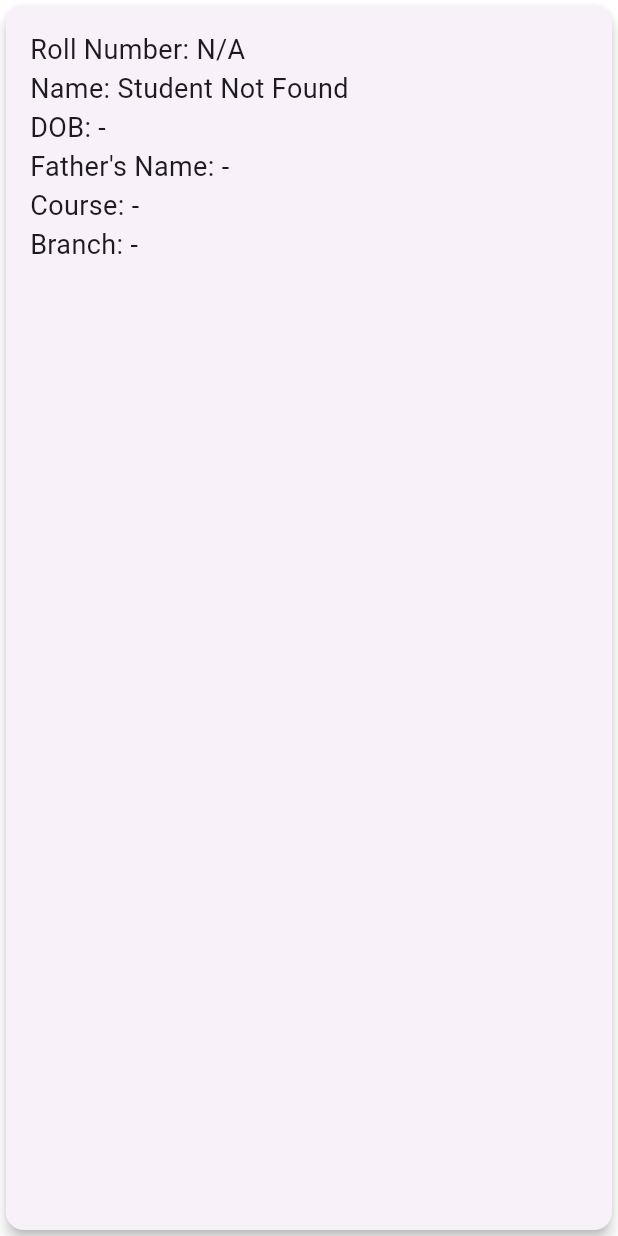
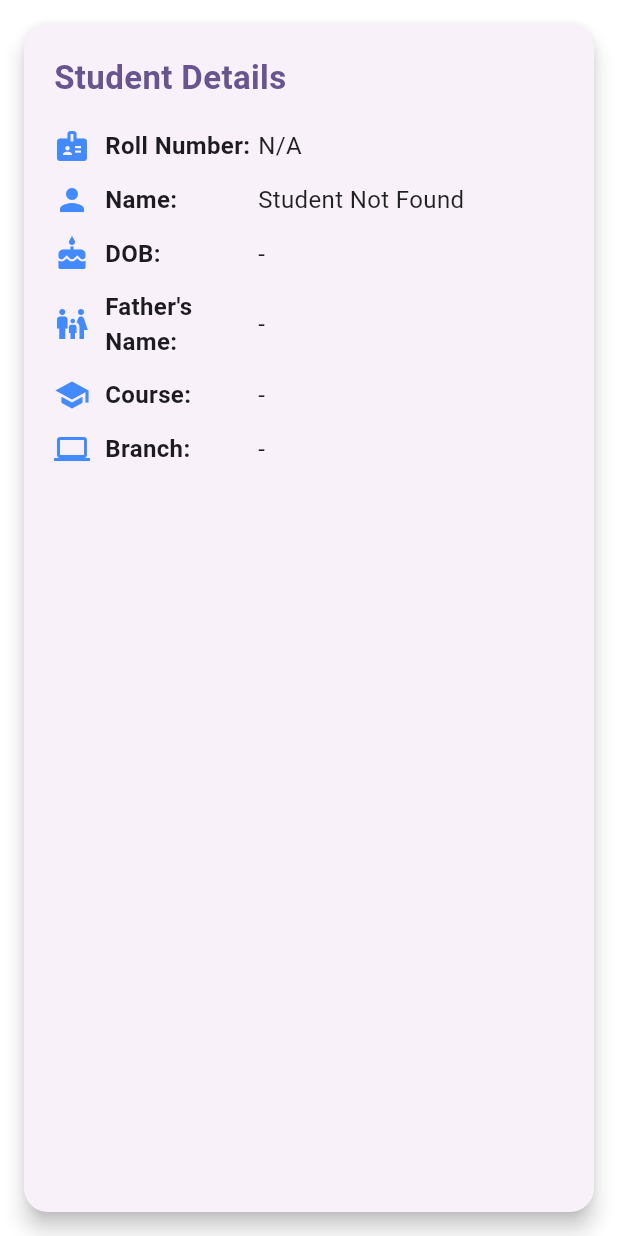
Before and after one commit to Kishankdeveloper/sub_project_2, a Flutter app: the screen it shows after launch, on a phone screen of 412 x 824 dp. Run offline on Flutter 3.47's test engine with Material 3 defaults, Android fonts, the phone set to English and light mode, and no system bars.

Commit message:
fifth commit

```diff
--- a/lib/project_two_page.dart
+++ b/lib/project_two_page.dart
@@ -102,22 +102,61 @@ class _ProjectTwoPageState extends State<ProjectTwoPage> {
     }
 
     return Card(
-      elevation: 4,
-      shape: RoundedRectangleBorder(borderRadius: BorderRadius.circular(12)),
+      elevation: 6,
+      margin: const EdgeInsets.all(16),
+      shape: RoundedRectangleBorder(
+        borderRadius: BorderRadius.circular(16),
+      ),
       child: Padding(
-        padding: const EdgeInsets.all(16),
+        padding: const EdgeInsets.all(20),
         child: Column(
           crossAxisAlignment: CrossAxisAlignment.start,
           children: [
-            Text("Roll Number: ${studentDetails!['rollNumber']}", style: const TextStyle(fontSize: 18)),
-            Text("Name: ${studentDetails!['name']}", style: const TextStyle(fontSize: 18)),
-            Text("DOB: ${studentDetails!['dob']}", style: const TextStyle(fontSize: 18)),
-            Text("Father's Name: ${studentDetails!['fatherName']}", style: const TextStyle(fontSize: 18)),
-            Text("Course: ${studentDetails!['course']}", style: const TextStyle(fontSize: 18)),
-            Text("Branch: ${studentDetails!['branch']}", style: const TextStyle(fontSize: 18)),
+            // Header
+            Text(
+              "Student Details",
+              style: TextStyle(
+                fontSize: 22,
+                fontWeight: FontWeight.bold,
+                color: Theme.of(context).primaryColor,
+              ),
+            ),
+            const SizedBox(height: 12),
+
+            // Details list
+            _buildDetailRow(Icons.badge, "Roll Number", studentDetails!['rollNumber']),
+            _buildDetailRow(Icons.person, "Name", studentDetails!['name']),
+            _buildDetailRow(Icons.cake, "DOB", studentDetails!['dob']),
+            _buildDetailRow(Icons.family_restroom, "Father's Name", studentDetails!['fatherName']),
+            _buildDetailRow(Icons.school, "Course", studentDetails!['course']),
+            _buildDetailRow(Icons.computer, "Branch", studentDetails!['branch']),
           ],
         ),
       ),
     );
   }
+  Widget _buildDetailRow(IconData icon, String label, String value) {
+    return Padding(
+      padding: const EdgeInsets.symmetric(vertical: 6),
+      child: Row(
+        children: [
+          Icon(icon, color: Colors.blueAccent),
+          const SizedBox(width: 10),
+          Expanded(
+            child: Text(
+              "$label: ",
+              style: const TextStyle(fontWeight: FontWeight.w600, fontSize: 16),
+            ),
+          ),
+          Expanded(
+            flex: 2,
+            child: Text(
+              value,
+              style: const TextStyle(fontSize: 16, color: Colors.black87),
+            ),
+          ),
+        ],
+      ),
+    );
+  }
 }
```
